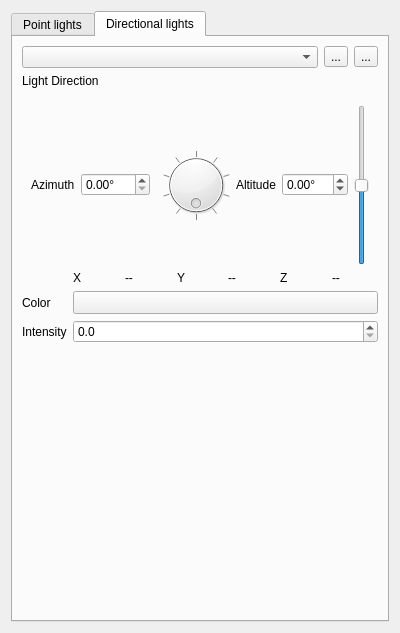
This is src/ui/3d/qgslightswidget.ui in qgis/QGIS as Qt 5 draws it before an edit. The edited form follows.
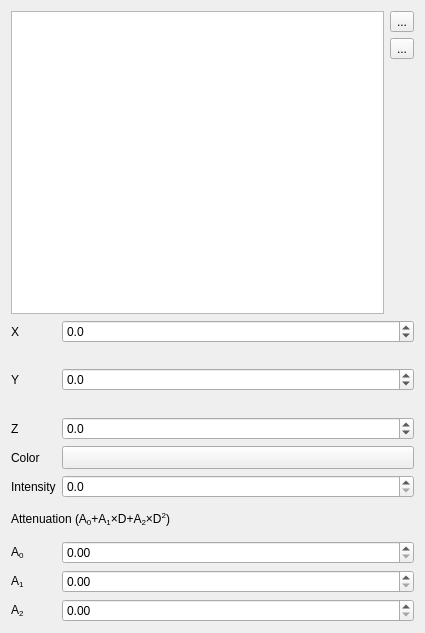
This is the edited form. The open tabs and pages were chosen to show the change. Custom widgets are drawn as their Qt base class.

Commit message:
Rework 3d light configuration GUI so that point and directional lights aren't separated into distinct tabs
This hopefully avoids the papercut issue where its not obvious
to users exactly which existing lights are in a scene, and also
follows the UI pattern used elsewhere (e.g. symbol layers)

```diff
--- a/src/ui/3d/qgslightswidget.ui
+++ b/src/ui/3d/qgslightswidget.ui
@@ -6,7 +6,7 @@
    <rect>
     <x>0</x>
     <y>0</y>
-    <width>400</width>
+    <width>425</width>
     <height>633</height>
    </rect>
   </property>
@@ -15,25 +15,26 @@
   </property>
   <layout class="QVBoxLayout" name="verticalLayout">
    <item>
-    <widget class="QTabWidget" name="tabWidget">
-     <property name="currentIndex">
-      <number>1</number>
+    <layout class="QHBoxLayout" name="horizontalLayout_2">
+     <property name="topMargin">
+      <number>0</number>
      </property>
-     <widget class="QWidget" name="tab">
-      <attribute name="title">
-       <string>Point lights</string>
-      </attribute>
-      <layout class="QGridLayout" name="gridLayout_2">
-       <item row="0" column="0">
-        <layout class="QHBoxLayout" name="horizontalLayout">
          <item>
-          <widget class="QComboBox" name="cboLights"/>
-         </item>
+      <widget class="QListView" name="mLightsListView"/>
+     </item>
+     <item>
+      <layout class="QVBoxLayout" name="verticalLayout_2">
+       <property name="leftMargin">
+        <number>0</number>
+       </property>
          <item>
           <widget class="QToolButton" name="btnAddLight">
            <property name="text">
             <string>...</string>
            </property>
+         <property name="popupMode">
+          <enum>QToolButton::InstantPopup</enum>
+         </property>
           </widget>
          </item>
          <item>
@@ -43,10 +44,43 @@
            </property>
           </widget>
          </item>
-        </layout>
-       </item>
-       <item row="1" column="0">
+       <item>
+        <spacer name="verticalSpacer">
+         <property name="orientation">
+          <enum>Qt::Vertical</enum>
+         </property>
+         <property name="sizeHint" stdset="0">
+          <size>
+           <width>20</width>
+           <height>40</height>
+          </size>
+         </property>
+        </spacer>
+       </item>
+      </layout>
+     </item>
+    </layout>
+   </item>
+   <item>
+    <widget class="QStackedWidget" name="mStackedWidget">
+     <property name="currentIndex">
+      <number>0</number>
+     </property>
+     <widget class="QWidget" name="page_2"/>
+     <widget class="QWidget" name="page">
         <layout class="QGridLayout" name="gridLayout">
+       <property name="leftMargin">
+        <number>0</number>
+       </property>
+       <property name="topMargin">
+        <number>0</number>
+       </property>
+       <property name="rightMargin">
+        <number>0</number>
+       </property>
+       <property name="bottomMargin">
+        <number>0</number>
+       </property>
          <item row="3" column="0">
           <widget class="QLabel" name="label_3">
            <property name="text">
@@ -201,21 +235,26 @@
          <item row="6" column="0" colspan="2">
           <widget class="QLabel" name="label_6">
            <property name="text">
-            <string>&lt;html&gt;&lt;head/&gt;&lt;body&gt;&lt;p&gt;Attenuation (A&lt;span style=&quot; vertical-align:sub;&quot;&gt;0&lt;/span&gt;+A&lt;span style=&quot; vertical-align:sub;&quot;&gt;1&lt;/span&gt;*D+A&lt;span style=&quot; vertical-align:sub;&quot;&gt;2&lt;/span&gt;*D&lt;span style=&quot; vertical-align:super;&quot;&gt;2&lt;/span&gt;)&lt;/p&gt;&lt;/body&gt;&lt;/html&gt;</string>
+          <string>&lt;html&gt;&lt;head/&gt;&lt;body&gt;&lt;p&gt;Attenuation (A&lt;span style=&quot; vertical-align:sub;&quot;&gt;0&lt;/span&gt;+A&lt;span style=&quot; vertical-align:sub;&quot;&gt;1&lt;/span&gt;&amp;times;D+A&lt;span style=&quot; vertical-align:sub;&quot;&gt;2&lt;/span&gt;&amp;times;D&lt;span style=&quot; vertical-align:super;&quot;&gt;2&lt;/span&gt;)&lt;/p&gt;&lt;/body&gt;&lt;/html&gt;</string>
            </property>
           </widget>
          </item>
         </layout>
-       </item>
-      </layout>
      </widget>
-     <widget class="QWidget" name="tab_2">
-      <attribute name="title">
-       <string>Directional lights</string>
-      </attribute>
-      <layout class="QGridLayout" name="gridLayout_4">
-       <item row="1" column="0" colspan="3">
+     <widget class="QWidget" name="page_3">
         <layout class="QGridLayout" name="gridLayout_3">
+       <property name="leftMargin">
+        <number>0</number>
+       </property>
+       <property name="topMargin">
+        <number>0</number>
+       </property>
+       <property name="rightMargin">
+        <number>0</number>
+       </property>
+       <property name="bottomMargin">
+        <number>0</number>
+       </property>
          <item row="7" column="0">
           <widget class="QLabel" name="label_14">
            <property name="text">
@@ -430,38 +469,6 @@
           </layout>
          </item>
         </layout>
-       </item>
-       <item row="0" column="2">
-        <widget class="QToolButton" name="btnRemoveDirectionalLight">
-         <property name="text">
-          <string>...</string>
-         </property>
-        </widget>
-       </item>
-       <item row="2" column="0">
-        <spacer name="verticalSpacer">
-         <property name="orientation">
-          <enum>Qt::Vertical</enum>
-         </property>
-         <property name="sizeHint" stdset="0">
-          <size>
-           <width>20</width>
-           <height>40</height>
-          </size>
-         </property>
-        </spacer>
-       </item>
-       <item row="0" column="0">
-        <widget class="QComboBox" name="cboDirectionalLights"/>
-       </item>
-       <item row="0" column="1">
-        <widget class="QToolButton" name="btnAddDirectionalLight">
-         <property name="text">
-          <string>...</string>
-         </property>
-        </widget>
-       </item>
-      </layout>
      </widget>
     </widget>
    </item>
```
Left out of the diff: 7 changed lines with no effect on the pictures. Lines whose indentation alone changed are shown as unchanged. The commit also changes 4 other files.
